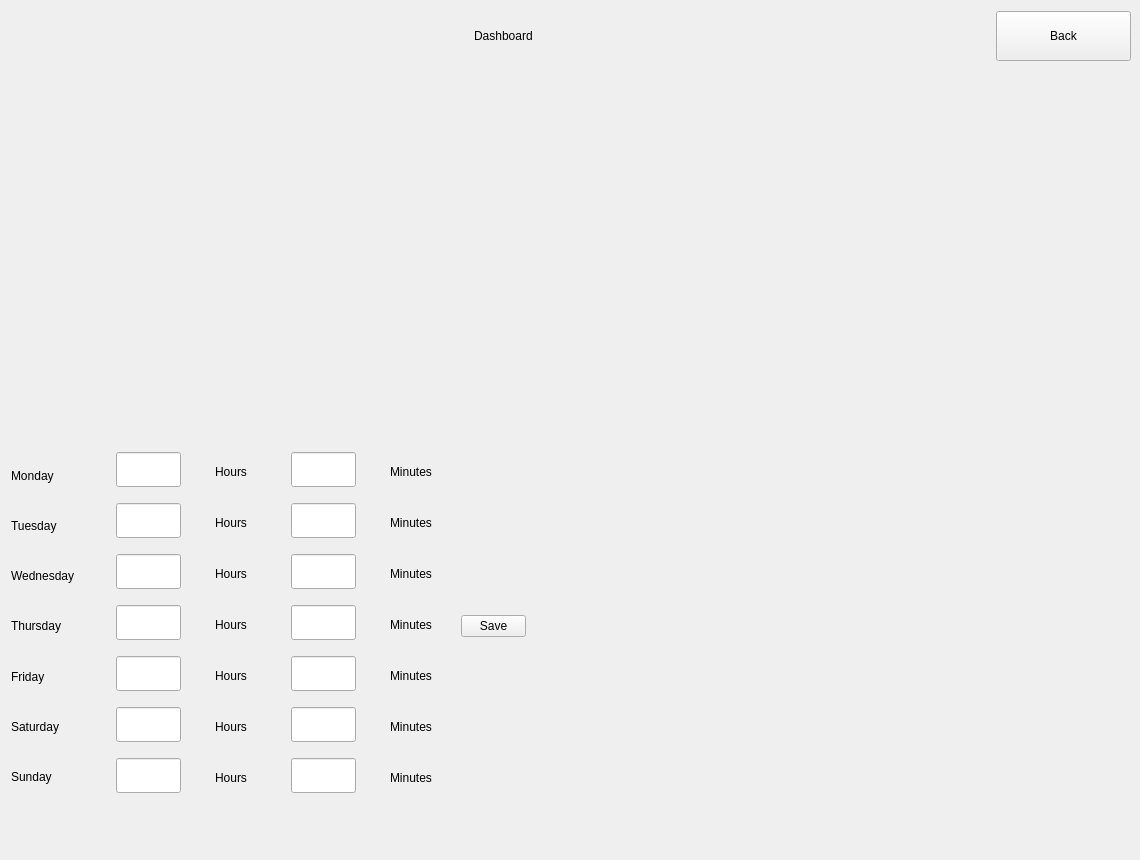
This is main/UI/dashboard_test.ui in Demonim/Simargl-Study-Project as Qt 5 draws it before an edit. The edited form follows.
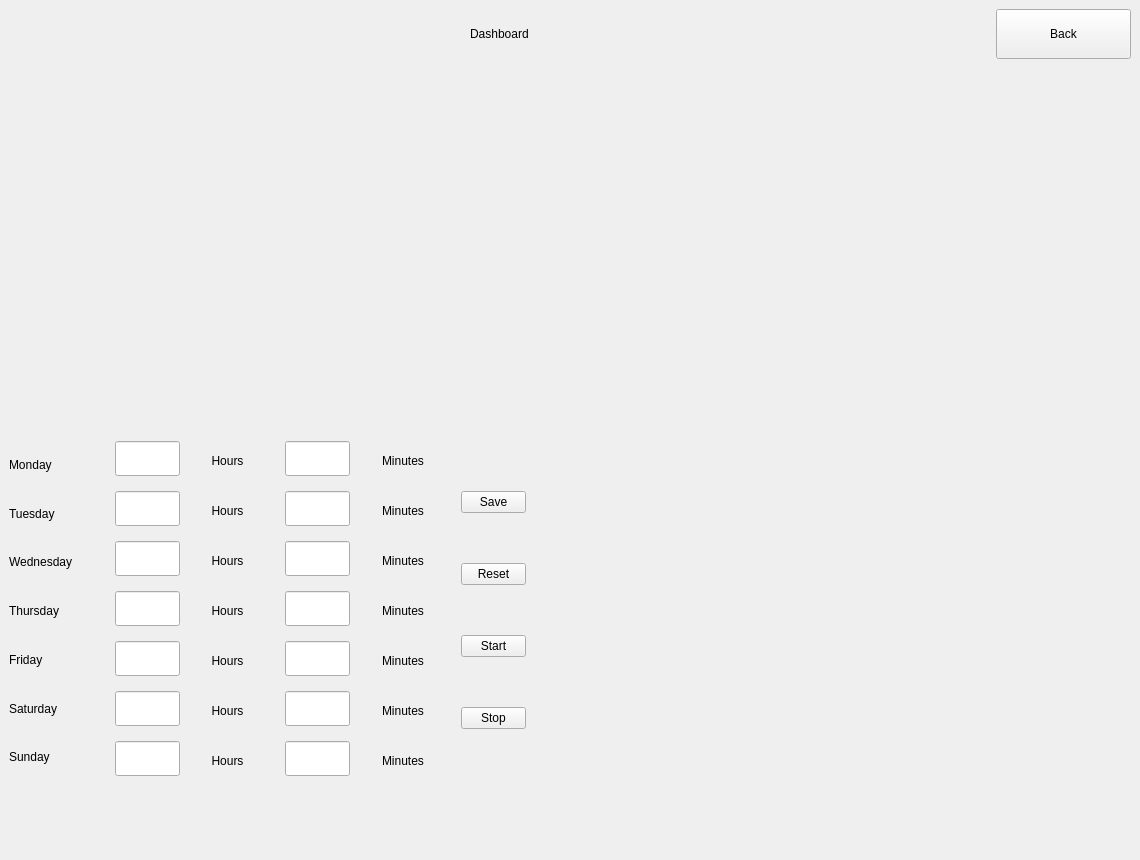
This is the edited form.

Commit message:
Integration of Dashboard 0.3
Added:
Stacked bar

The edit to the form file:
```diff
--- a/main/UI/dashboard_test.ui
+++ b/main/UI/dashboard_test.ui
@@ -19,7 +19,7 @@
   <property name="maximumSize">
    <size>
     <width>1920</width>
-    <height>860</height>
+    <height>1080</height>
    </size>
   </property>
   <property name="windowTitle">
@@ -41,16 +41,7 @@
    <property name="styleSheet">
     <string notr="true"/>
    </property>
-   <layout class="QVBoxLayout" name="verticalLayout_7" stretch="1,4,1,4,1">
-    <property name="spacing">
-     <number>0</number>
-    </property>
-    <property name="leftMargin">
-     <number>11</number>
-    </property>
-    <property name="topMargin">
-     <number>11</number>
-    </property>
+   <layout class="QVBoxLayout" name="verticalLayout_6">
     <item>
      <layout class="QHBoxLayout" name="horizontalLayout" stretch="0,0,0,0">
       <item>
@@ -139,7 +130,7 @@
         <property name="minimumSize">
          <size>
           <width>400</width>
-          <height>370</height>
+          <height>360</height>
          </size>
         </property>
        </widget>
@@ -170,7 +161,7 @@
       <item>
        <layout class="QHBoxLayout" name="horizontalLayout_3" stretch="1,1,1,1,1,1">
         <property name="spacing">
-         <number>5</number>
+         <number>0</number>
         </property>
         <property name="leftMargin">
          <number>0</number>
@@ -720,17 +711,66 @@
          </layout>
         </item>
         <item>
-         <widget class="QPushButton" name="pushButton">
-          <property name="maximumSize">
-           <size>
-            <width>65</width>
-            <height>16777215</height>
-           </size>
+         <layout class="QVBoxLayout" name="verticalLayout_7">
+          <property name="spacing">
+           <number>0</number>
           </property>
-          <property name="text">
-           <string>Save</string>
+          <property name="leftMargin">
+           <number>10</number>
           </property>
-         </widget>
+          <item>
+           <widget class="QPushButton" name="Save_Button">
+            <property name="maximumSize">
+             <size>
+              <width>65</width>
+              <height>16777215</height>
+             </size>
+            </property>
+            <property name="text">
+             <string>Save</string>
+            </property>
+           </widget>
+          </item>
+          <item>
+           <widget class="QPushButton" name="Reset_Button">
+            <property name="maximumSize">
+             <size>
+              <width>65</width>
+              <height>16777215</height>
+             </size>
+            </property>
+            <property name="text">
+             <string>Reset</string>
+            </property>
+           </widget>
+          </item>
+          <item>
+           <widget class="QPushButton" name="Start_Button">
+            <property name="maximumSize">
+             <size>
+              <width>65</width>
+              <height>16777215</height>
+             </size>
+            </property>
+            <property name="text">
+             <string>Start</string>
+            </property>
+           </widget>
+          </item>
+          <item>
+           <widget class="QPushButton" name="Stop_Button">
+            <property name="maximumSize">
+             <size>
+              <width>65</width>
+              <height>16777215</height>
+             </size>
+            </property>
+            <property name="text">
+             <string>Stop</string>
+            </property>
+           </widget>
+          </item>
+         </layout>
         </item>
        </layout>
       </item>
@@ -739,7 +779,7 @@
         <property name="minimumSize">
          <size>
           <width>555</width>
-          <height>350</height>
+          <height>340</height>
          </size>
         </property>
        </widget>
@@ -751,10 +791,13 @@
       <property name="orientation">
        <enum>Qt::Orientation::Vertical</enum>
       </property>
+      <property name="sizeType">
+       <enum>QSizePolicy::Policy::Minimum</enum>
+      </property>
       <property name="sizeHint" stdset="0">
        <size>
         <width>20</width>
-        <height>200</height>
+        <height>70</height>
        </size>
       </property>
      </spacer>
```
Left out of the diff: 28 changed lines with no effect on the pictures. The commit also changes 3 other files.
